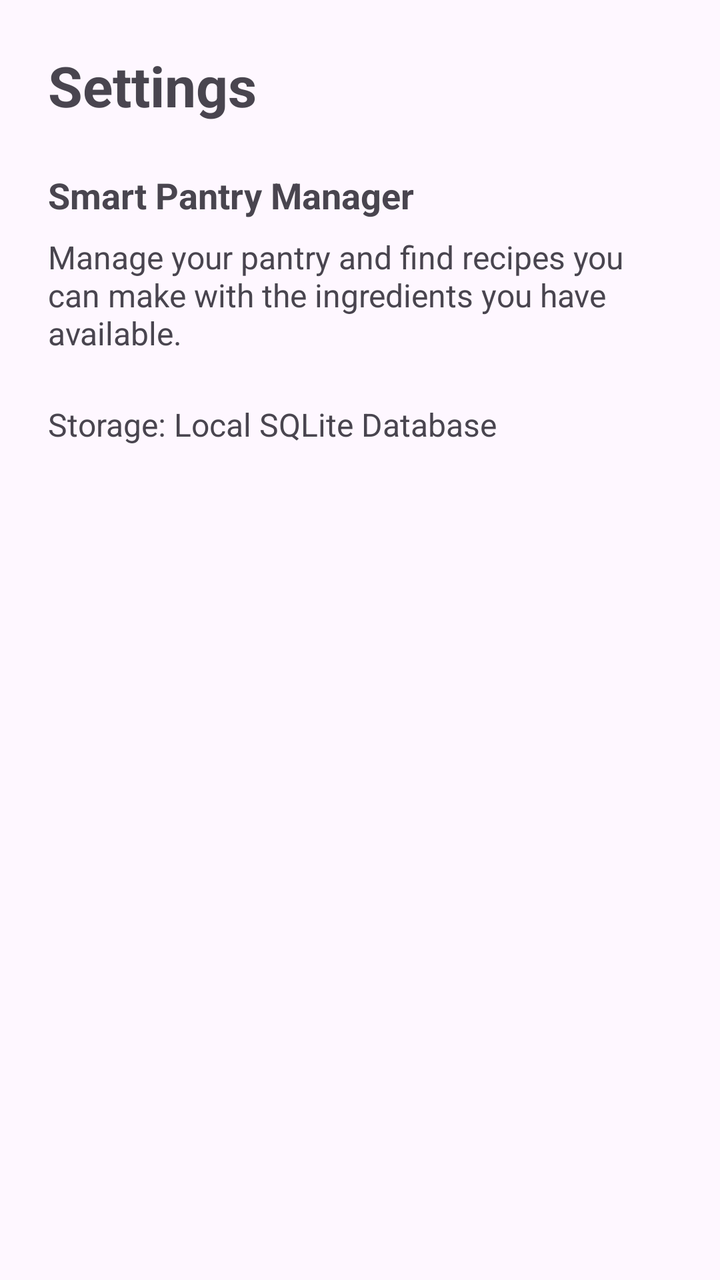
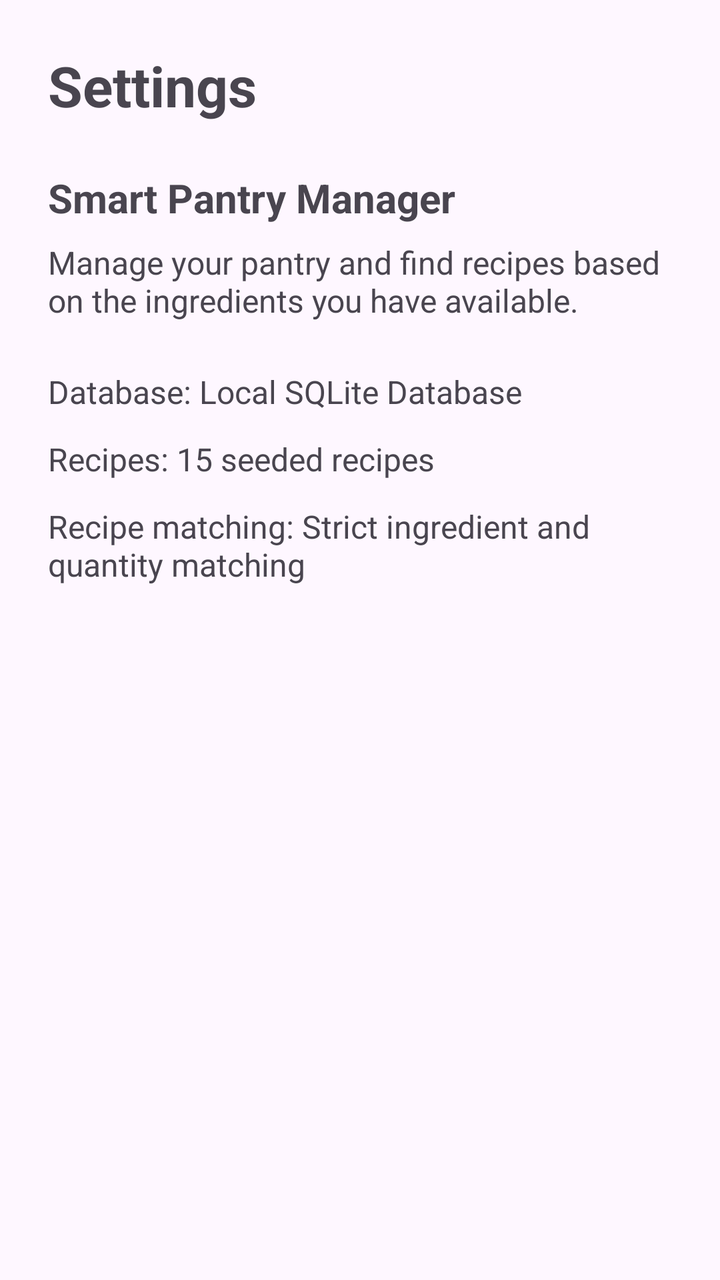

Two renders of the same Android screen: before a commit and after it. Below are the layout's source before the change and the commit's diff.
<!-- AndroidManifest.xml: application theme Theme.SmartPantryManager -->
<!-- res/layout/activity_settings.xml -->
<?xml version="1.0" encoding="utf-8"?>
<LinearLayout xmlns:android="http://schemas.android.com/apk/res/android"
    android:layout_width="match_parent"
    android:layout_height="match_parent"
    android:orientation="vertical"
    android:padding="24dp">

    <TextView
        android:id="@+id/textViewSettingsTitle"
        android:layout_width="match_parent"
        android:layout_height="wrap_content"
        android:text="Settings"
        android:textSize="28sp"
        android:textStyle="bold"
        android:paddingBottom="24dp" />

    <TextView
        android:id="@+id/textViewAppName"
        android:layout_width="match_parent"
        android:layout_height="wrap_content"
        android:text="Smart Pantry Manager"
        android:textSize="18sp"
        android:textStyle="bold"
        android:paddingBottom="8dp" />

    <TextView
        android:id="@+id/textViewAppDescription"
        android:layout_width="match_parent"
        android:layout_height="wrap_content"
        android:text="Manage your pantry and find recipes you can make with the ingredients you have available."
        android:textSize="16sp"
        android:paddingBottom="24dp" />

    <TextView
        android:id="@+id/textViewDatabaseInfo"
        android:layout_width="match_parent"
        android:layout_height="wrap_content"
        android:text="Storage: Local SQLite Database"
        android:textSize="16sp"
        android:paddingBottom="16dp" />

</LinearLayout>
<!-- resources referenced by this layout -->
<resources>
  <style name="Theme.SmartPantryManager" parent="Base.Theme.SmartPantryManager" />
  <style name="Base.Theme.SmartPantryManager" parent="Theme.Material3.DayNight.NoActionBar">
          
          
      </style>
</resources>

<!-- the commit's change to res/layout/activity_settings.xml (unified diff, before → after) -->
@@ -19,7 +19,7 @@
         android:layout_width="match_parent"
         android:layout_height="wrap_content"
         android:text="Smart Pantry Manager"
-        android:textSize="18sp"
+        android:textSize="20sp"
         android:textStyle="bold"
         android:paddingBottom="8dp" />
 
@@ -27,7 +27,7 @@
         android:id="@+id/textViewAppDescription"
         android:layout_width="match_parent"
         android:layout_height="wrap_content"
-        android:text="Manage your pantry and find recipes you can make with the ingredients you have available."
+        android:text="Manage your pantry and find recipes based on the ingredients you have available."
         android:textSize="16sp"
         android:paddingBottom="24dp" />
 
@@ -35,8 +35,23 @@
         android:id="@+id/textViewDatabaseInfo"
         android:layout_width="match_parent"
         android:layout_height="wrap_content"
-        android:text="Storage: Local SQLite Database"
+        android:text="Database: Local SQLite Database"
         android:textSize="16sp"
-        android:paddingBottom="16dp" />
+        android:paddingBottom="12dp" />
+
+    <TextView
+        android:id="@+id/textViewRecipeInfo"
+        android:layout_width="match_parent"
+        android:layout_height="wrap_content"
+        android:text="Recipes: 15 seeded recipes"
+        android:textSize="16sp"
+        android:paddingBottom="12dp" />
+
+    <TextView
+        android:id="@+id/textViewMatchingInfo"
+        android:layout_width="match_parent"
+        android:layout_height="wrap_content"
+        android:text="Recipe matching: Strict ingredient and quantity matching"
+        android:textSize="16sp" />
 
 </LinearLayout>
